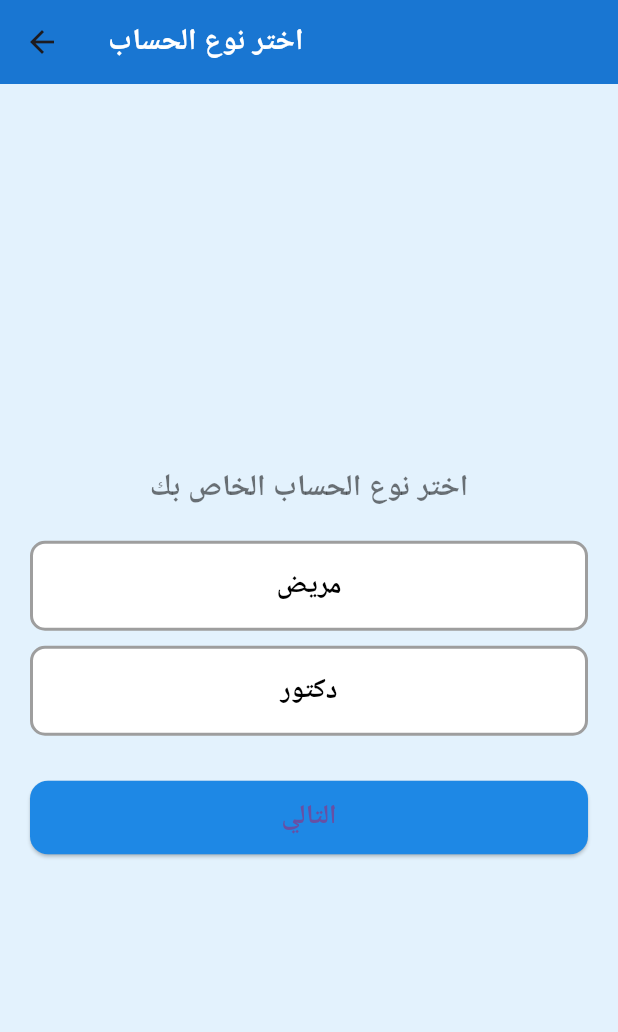
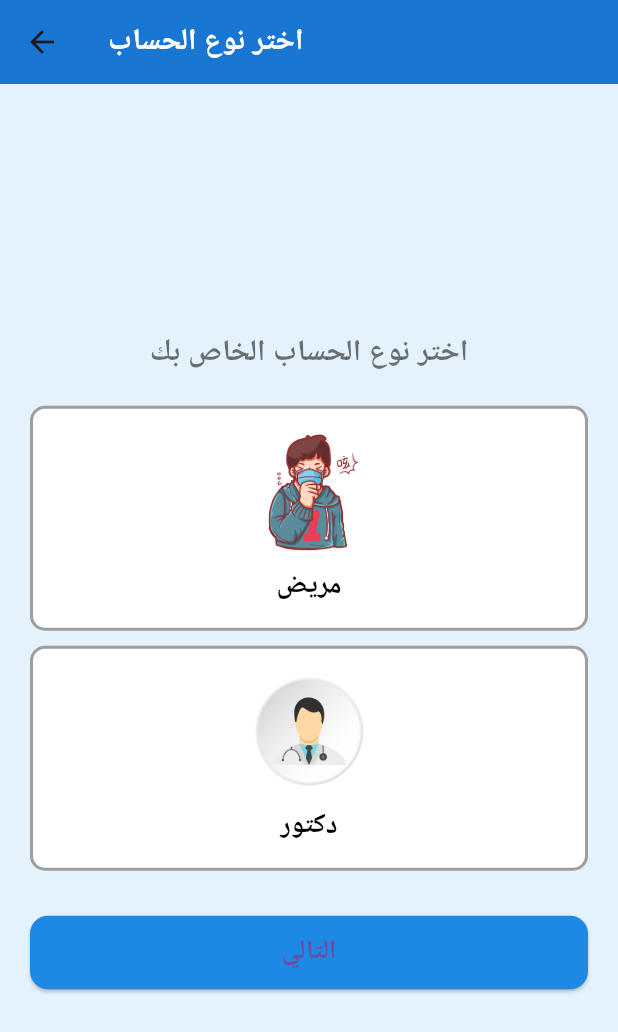
Before and after one commit to tahaghazi/diabetes-management, a Flutter app: the AccountTypeScreen screen opened by its route, on a phone screen of 412 x 824 dp. Shown: the top 1032 px of the screen. Run offline on Flutter 3.47's test engine with Material 3 defaults, Android fonts, the phone set to English and light mode, and no system bars.

Commit message:
Added account type images

```diff
--- a/flutter/lib/screens/account_type_screen.dart
+++ b/flutter/lib/screens/account_type_screen.dart
@@ -35,9 +35,9 @@ class _AccountTypeScreenState extends State<AccountTypeScreen> {
           children: [
             Text('اختر نوع الحساب الخاص بك', textAlign: TextAlign.center, style: TextStyle(fontSize: 20, fontWeight: FontWeight.bold)),
             SizedBox(height: 20),
-            _buildAccountTypeOption('مريض', 'patient'),
+            _buildAccountTypeOption('مريض', 'patient', 'assets/images/patient_logo.png.webp'),
             SizedBox(height: 10),
-            _buildAccountTypeOption('دكتور', 'doctor'),
+            _buildAccountTypeOption('دكتور', 'doctor', 'assets/images/doctor_logo.png.webp'),
             SizedBox(height: 30),
             ElevatedButton(
               onPressed: _navigateToSignUp,
@@ -49,7 +49,7 @@ class _AccountTypeScreenState extends State<AccountTypeScreen> {
     );
   }
 
-  Widget _buildAccountTypeOption(String title, String value) {
+  Widget _buildAccountTypeOption(String title, String value, String imagePath) {
     return GestureDetector(
       onTap: () {
         setState(() {
@@ -63,7 +63,13 @@ class _AccountTypeScreenState extends State<AccountTypeScreen> {
           border: Border.all(color: _selectedAccountType == value ? Colors.blue : Colors.grey, width: 2),
           borderRadius: BorderRadius.circular(10),
         ),
-        child: Text(title, textAlign: TextAlign.center, style: TextStyle(fontSize: 18, fontWeight: FontWeight.bold, color: _selectedAccountType == value ? Colors.blue : Colors.black)),
+        child: Column(
+          children: [
+            Image.asset(imagePath, height: 80),
+            SizedBox(height: 10),
+            Text(title, textAlign: TextAlign.center, style: TextStyle(fontSize: 18, fontWeight: FontWeight.bold, color: _selectedAccountType == value ? Colors.blue : Colors.black)),
+          ],
+        ),
       ),
     );
   }
```
